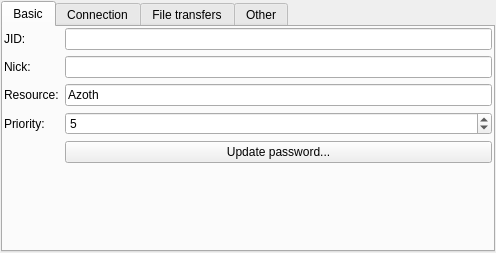
Qt form src/plugins/azoth/plugins/xoox/glooxaccountconfigurationwidget.ui (0xd34df00d/leechcraft) before a commit.
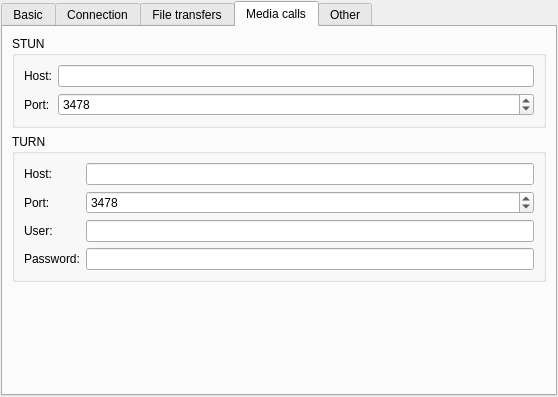
The same form after that commit. The open tabs and pages were chosen to show the change.

Commit message: [Azoth Xoox] Added STUN/TURN to config widget for #1294.

The edit to the form file:
```diff
--- a/src/plugins/azoth/plugins/xoox/glooxaccountconfigurationwidget.ui
+++ b/src/plugins/azoth/plugins/xoox/glooxaccountconfigurationwidget.ui
@@ -6,8 +6,8 @@
    <rect>
     <x>0</x>
     <y>0</y>
-    <width>496</width>
-    <height>220</height>
+    <width>558</width>
+    <height>397</height>
    </rect>
   </property>
   <property name="windowTitle">
@@ -349,6 +349,124 @@
        </item>
       </layout>
      </widget>
+     <widget class="QWidget" name="tab_5">
+      <attribute name="title">
+       <string>Media calls</string>
+      </attribute>
+      <layout class="QVBoxLayout" name="verticalLayout_6">
+       <item>
+        <widget class="QGroupBox" name="groupBox_4">
+         <property name="title">
+          <string>STUN</string>
+         </property>
+         <layout class="QFormLayout" name="formLayout_6">
+          <item row="0" column="0">
+           <widget class="QLabel" name="label_11">
+            <property name="text">
+             <string>Host:</string>
+            </property>
+           </widget>
+          </item>
+          <item row="0" column="1">
+           <widget class="QLineEdit" name="StunHost_"/>
+          </item>
+          <item row="1" column="0">
+           <widget class="QLabel" name="label_13">
+            <property name="text">
+             <string>Port:</string>
+            </property>
+           </widget>
+          </item>
+          <item row="1" column="1">
+           <widget class="QSpinBox" name="StunPort_">
+            <property name="minimum">
+             <number>1</number>
+            </property>
+            <property name="maximum">
+             <number>65535</number>
+            </property>
+            <property name="value">
+             <number>3478</number>
+            </property>
+           </widget>
+          </item>
+         </layout>
+        </widget>
+       </item>
+       <item>
+        <widget class="QGroupBox" name="groupBox_3">
+         <property name="title">
+          <string>TURN</string>
+         </property>
+         <layout class="QFormLayout" name="formLayout_7">
+          <item row="0" column="0">
+           <widget class="QLabel" name="label_12">
+            <property name="text">
+             <string>Host:</string>
+            </property>
+           </widget>
+          </item>
+          <item row="0" column="1">
+           <widget class="QLineEdit" name="TurnHost_"/>
+          </item>
+          <item row="1" column="1">
+           <widget class="QSpinBox" name="TurnPort_">
+            <property name="minimum">
+             <number>1</number>
+            </property>
+            <property name="maximum">
+             <number>65535</number>
+            </property>
+            <property name="value">
+             <number>3478</number>
+            </property>
+           </widget>
+          </item>
+          <item row="1" column="0">
+           <widget class="QLabel" name="label_14">
+            <property name="text">
+             <string>Port:</string>
+            </property>
+           </widget>
+          </item>
+          <item row="2" column="0">
+           <widget class="QLabel" name="label_15">
+            <property name="text">
+             <string>User:</string>
+            </property>
+           </widget>
+          </item>
+          <item row="3" column="0">
+           <widget class="QLabel" name="label_16">
+            <property name="text">
+             <string>Password:</string>
+            </property>
+           </widget>
+          </item>
+          <item row="2" column="1">
+           <widget class="QLineEdit" name="TurnUser_"/>
+          </item>
+          <item row="3" column="1">
+           <widget class="QLineEdit" name="TurnPassword_"/>
+          </item>
+         </layout>
+        </widget>
+       </item>
+       <item>
+        <spacer name="verticalSpacer_4">
+         <property name="orientation">
+          <enum>Qt::Vertical</enum>
+         </property>
+         <property name="sizeHint" stdset="0">
+          <size>
+           <width>20</width>
+           <height>128</height>
+          </size>
+         </property>
+        </spacer>
+       </item>
+      </layout>
+     </widget>
      <widget class="QWidget" name="tab_3">
       <attribute name="title">
        <string>Other</string>
```
The commit also changes 2 other files.
